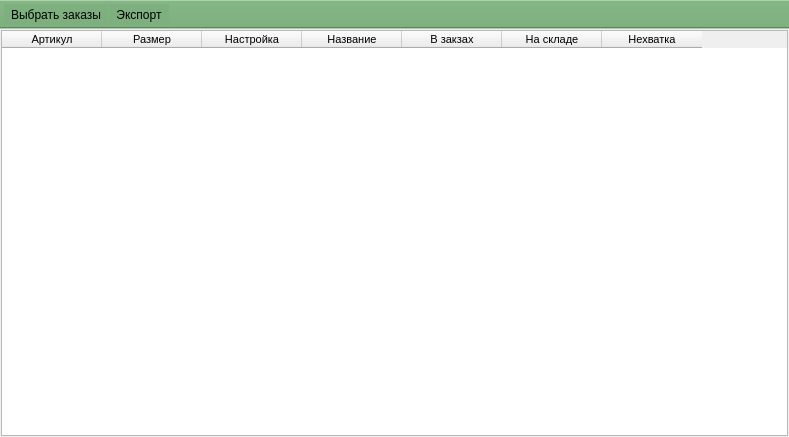
This is ui/report_need_article_order.ui in Meller008/CRM-Avi as Qt 5 draws it before an edit. The edited form follows.
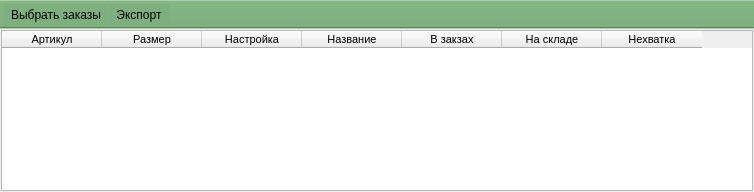
This is the edited form.

Commit message: Дом - открытие отчета заказов

Patch:
```diff
--- a/ui/report_need_article_order.ui
+++ b/ui/report_need_article_order.ui
@@ -6,8 +6,8 @@
    <rect>
     <x>0</x>
     <y>0</y>
-    <width>789</width>
-    <height>437</height>
+    <width>754</width>
+    <height>192</height>
    </rect>
   </property>
   <property name="windowTitle">
```
The commit also changes 2 other files.
